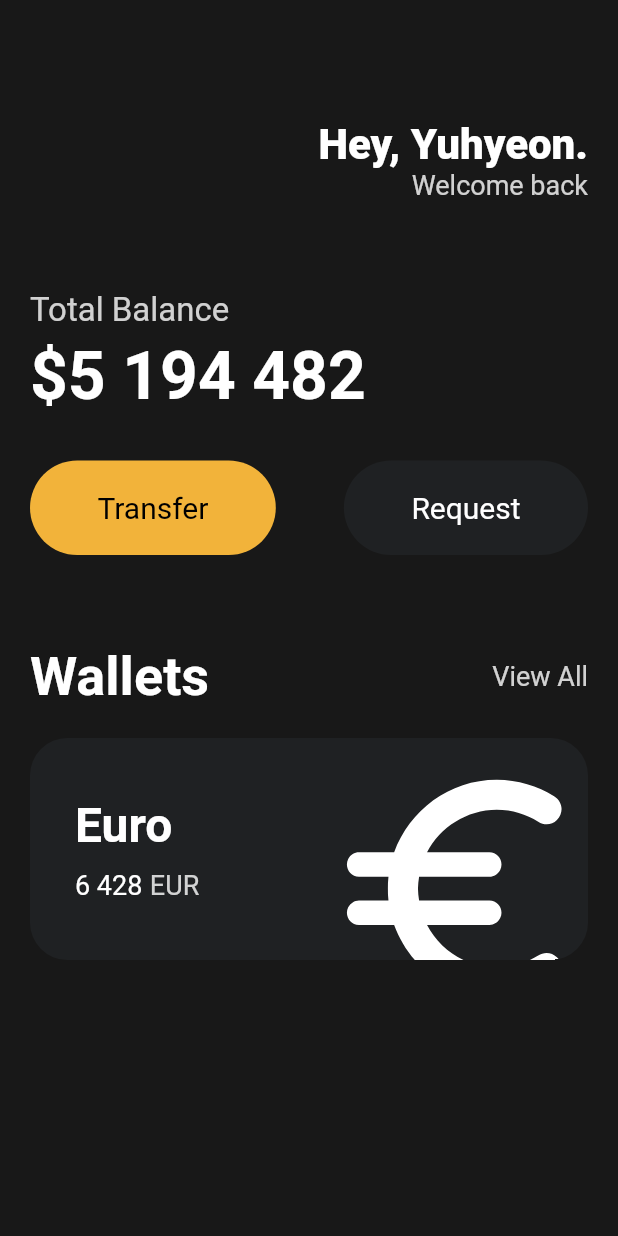
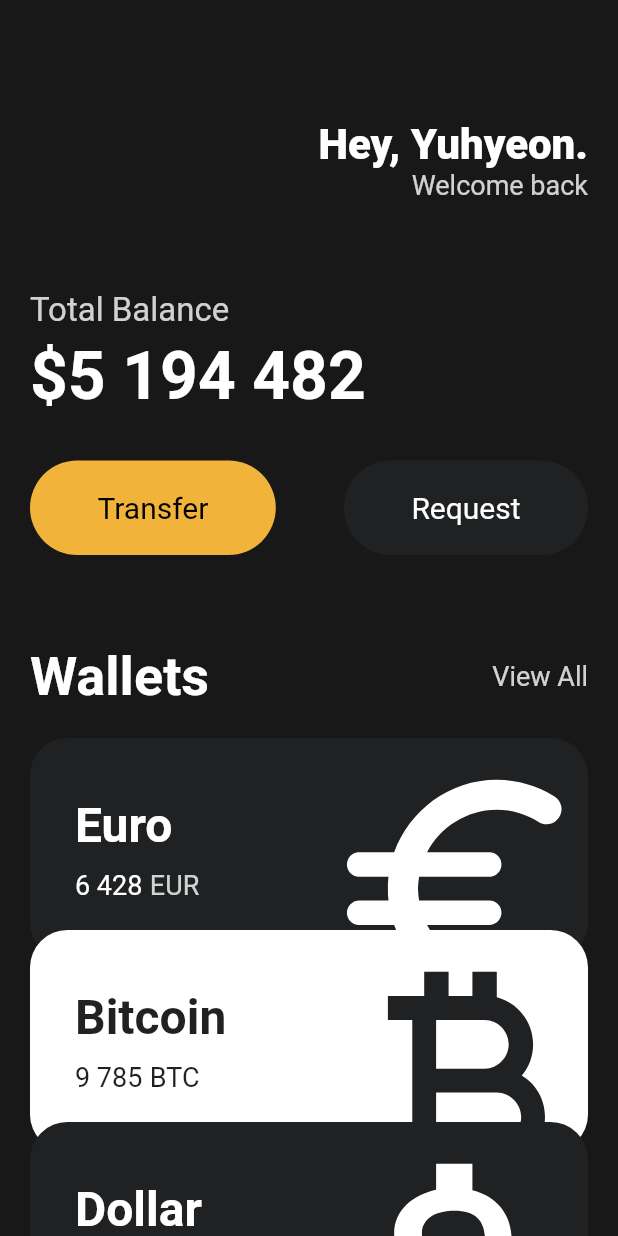
Before and after one commit to Yuhyeon0516/Flutter-Card-App, a Flutter app: the screen it shows after launch, on a phone screen of 412 x 824 dp. Run offline on Flutter 3.47's test engine with Material 2 defaults, Android fonts, the phone set to English and light mode, and no system bars.

Commit message:
SingleChildScrollView추가 및 Card를 Reusable Card로 리펙토링

```diff
--- a/lib/main.dart
+++ b/lib/main.dart
@@ -1,4 +1,5 @@
 import 'package:cardapp/widgets/button.dart';
+import 'package:cardapp/widgets/currency_card.dart';
 import 'package:flutter/material.dart';
 
 void main() {
@@ -13,7 +14,8 @@ class MyApp extends StatelessWidget {
     return MaterialApp(
       home: Scaffold(
         backgroundColor: const Color(0xff181818),
-        body: Padding(
+        body: SingleChildScrollView(
+          child: Padding(
             padding: const EdgeInsets.symmetric(
               horizontal: 20,
             ),
@@ -112,72 +114,38 @@ class MyApp extends StatelessWidget {
                 const SizedBox(
                   height: 20,
                 ),
-              Container(
-                clipBehavior: Clip.hardEdge,
-                decoration: BoxDecoration(
-                  color: const Color(0xff1f2123),
-                  borderRadius: BorderRadius.circular(25),
+                const CurrencyCard(
+                  name: "Euro",
+                  code: "EUR",
+                  amount: "6 428",
+                  icon: Icons.euro_rounded,
+                  isInverted: false,
                 ),
-                child: Padding(
-                  padding: const EdgeInsets.all(30),
-                  child: Row(
-                    mainAxisAlignment: MainAxisAlignment.spaceBetween,
-                    children: [
-                      Column(
-                        crossAxisAlignment: CrossAxisAlignment.start,
-                        children: [
-                          const Text(
-                            "Euro",
-                            style: TextStyle(
-                                color: Colors.white,
-                                fontSize: 32,
-                                fontWeight: FontWeight.w600),
-                          ),
-                          const SizedBox(
-                            height: 10,
-                          ),
-                          Row(
-                            children: [
-                              const Text(
-                                "6 428",
-                                style: TextStyle(
-                                  color: Colors.white,
-                                  fontSize: 18,
+                Transform.translate(
+                  offset: const Offset(0, -20),
+                  child: const CurrencyCard(
+                    name: "Bitcoin",
+                    code: "BTC",
+                    amount: "9 785",
+                    icon: Icons.currency_bitcoin,
+                    isInverted: true,
                   ),
                 ),
-                              const SizedBox(
-                                width: 5,
-                              ),
-                              Text(
-                                "EUR",
-                                style: TextStyle(
-                                  color: Colors.white.withOpacity(0.8),
-                                  fontSize: 18,
-                                ),
-                              ),
-                            ],
-                          ),
-                        ],
-                      ),
-                      Transform.scale(
-                        scale: 2.2,
-                        child: Transform.translate(
-                          offset: const Offset(-5, 12),
-                          child: const Icon(
-                            Icons.euro_rounded,
-                            color: Colors.white,
-                            size: 88,
-                          ),
-                        ),
-                      )
-                    ],
-                  ),
+                Transform.translate(
+                  offset: const Offset(0, -40),
+                  child: const CurrencyCard(
+                    name: "Dollar",
+                    code: "USD",
+                    amount: "428",
+                    icon: Icons.attach_money_outlined,
+                    isInverted: false,
                   ),
                 ),
               ],
             ),
           ),
         ),
+      ),
     );
   }
 }
--- /dev/null
+++ b/lib/widgets/currency_card.dart
@@ -0,0 +1,86 @@
+import 'package:flutter/material.dart';
+
+class CurrencyCard extends StatelessWidget {
+  final String name, code, amount;
+  final IconData icon;
+  final bool isInverted;
+
+  final _blackColor = const Color(0xff1f2123);
+
+  const CurrencyCard({
+    super.key,
+    required this.name,
+    required this.code,
+    required this.amount,
+    required this.icon,
+    required this.isInverted,
+  });
+
+  @override
+  Widget build(BuildContext context) {
+    return Container(
+      clipBehavior: Clip.hardEdge,
+      decoration: BoxDecoration(
+        color: isInverted ? Colors.white : _blackColor,
+        borderRadius: BorderRadius.circular(25),
+      ),
+      child: Padding(
+        padding: const EdgeInsets.all(30),
+        child: Row(
+          mainAxisAlignment: MainAxisAlignment.spaceBetween,
+          children: [
+            Column(
+              crossAxisAlignment: CrossAxisAlignment.start,
+              children: [
+                Text(
+                  name,
+                  style: TextStyle(
+                      color: isInverted ? _blackColor : Colors.white,
+                      fontSize: 32,
+                      fontWeight: FontWeight.w600),
+                ),
+                const SizedBox(
+                  height: 10,
+                ),
+                Row(
+                  children: [
+                    Text(
+                      amount,
+                      style: TextStyle(
+                        color: isInverted ? _blackColor : Colors.white,
+                        fontSize: 18,
+                      ),
+                    ),
+                    const SizedBox(
+                      width: 5,
+                    ),
+                    Text(
+                      code,
+                      style: TextStyle(
+                        color: isInverted
+                            ? _blackColor
+                            : Colors.white.withOpacity(0.8),
+                        fontSize: 18,
+                      ),
+                    ),
+                  ],
+                ),
+              ],
+            ),
+            Transform.scale(
+              scale: 2.2,
+              child: Transform.translate(
+                offset: const Offset(-5, 12),
+                child: Icon(
+                  icon,
+                  color: isInverted ? _blackColor : Colors.white,
+                  size: 88,
+                ),
+              ),
+            )
+          ],
+        ),
+      ),
+    );
+  }
+}
```
Lines whose indentation alone changed are shown as unchanged.
